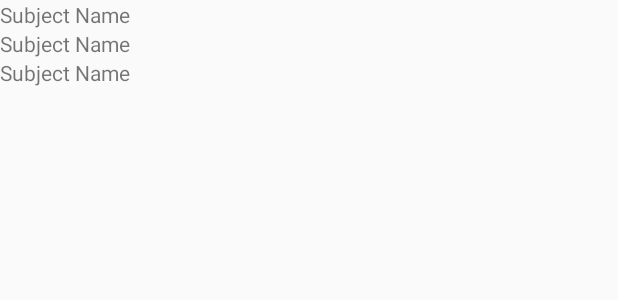
After one commit to Requinard/super-duper-waffle, an Android app: the layout calendar_item.xml on its own in the app's theme, with its tools: preview values and no code run, on a phone screen of 412 x 824 dp. The commit adds this screen. Shown: the top 300 px of the screen. Run offline under Robolectric (Android 15) with nearby library versions, the phone set to English and light mode, and no system bars.

Commit message:
Add Calendar UI code

```diff
--- a/app/src/main/java/nl/fontys/sm/superduperwaffle/ui/activities/ImportCalendarActivity.java
+++ b/app/src/main/java/nl/fontys/sm/superduperwaffle/ui/activities/ImportCalendarActivity.java
@@ -2,6 +2,7 @@ package nl.fontys.sm.superduperwaffle.ui.activities;
 
 import android.app.Activity;
 import android.os.Bundle;
+import android.view.View;
 
 import nl.fontys.sm.superduperwaffle.R;
 
@@ -15,6 +16,8 @@ public class ImportCalendarActivity extends Activity {
         super.onCreate(savedInstanceState);
         setContentView(R.layout.activity_import);
     }
+
+
 
     /*
     CalendarReader calendarReader = new CalendarReader();
--- /dev/null
+++ b/app/src/main/res/layout/calendar_item.xml
@@ -0,0 +1,22 @@
+<?xml version="1.0" encoding="utf-8"?>
+<LinearLayout xmlns:android="http://schemas.android.com/apk/res/android"
+    android:orientation="vertical" android:layout_width="match_parent"
+    android:layout_height="match_parent">
+
+    <TextView
+        android:id="@+id/tvEventSubjectTitle"
+        android:layout_height="wrap_content"
+        android:layout_width="wrap_content"
+        android:text="Subject Name"/>
+    <TextView
+        android:id="@+id/tvEventDeadline"
+        android:layout_height="wrap_content"
+        android:layout_width="wrap_content"
+        android:text="Subject Name"/>
+    <TextView
+        android:id="@+id/tvEventDescription"
+        android:layout_height="wrap_content"
+        android:layout_width="wrap_content"
+        android:text="Subject Name"/>
+
+</LinearLayout>
```
Also changed, not shown: app/src/main/java/nl/fontys/sm/superduperwaffle/ui/adapters/CalendarItemAdapter.java (added, +59 -0 lines).
